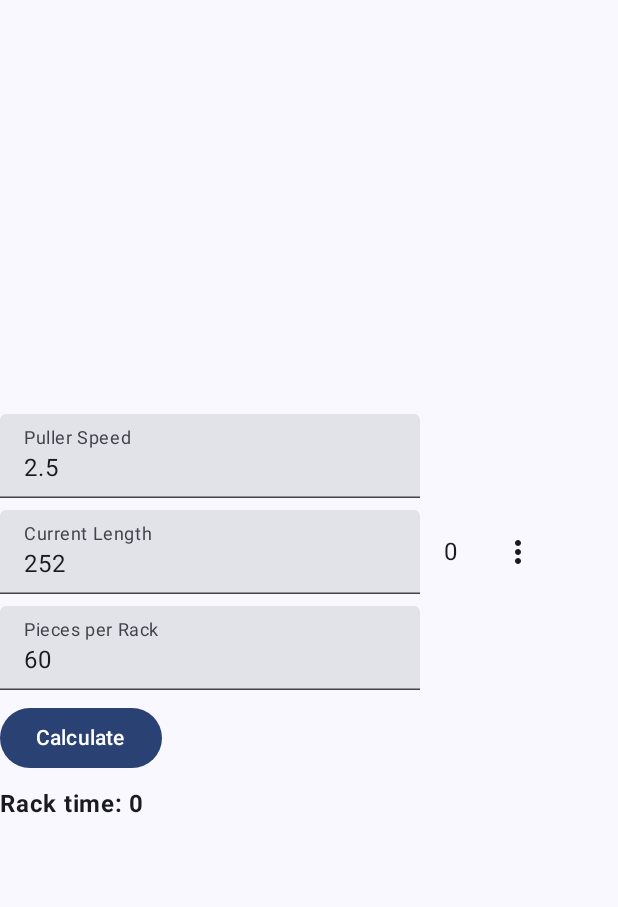
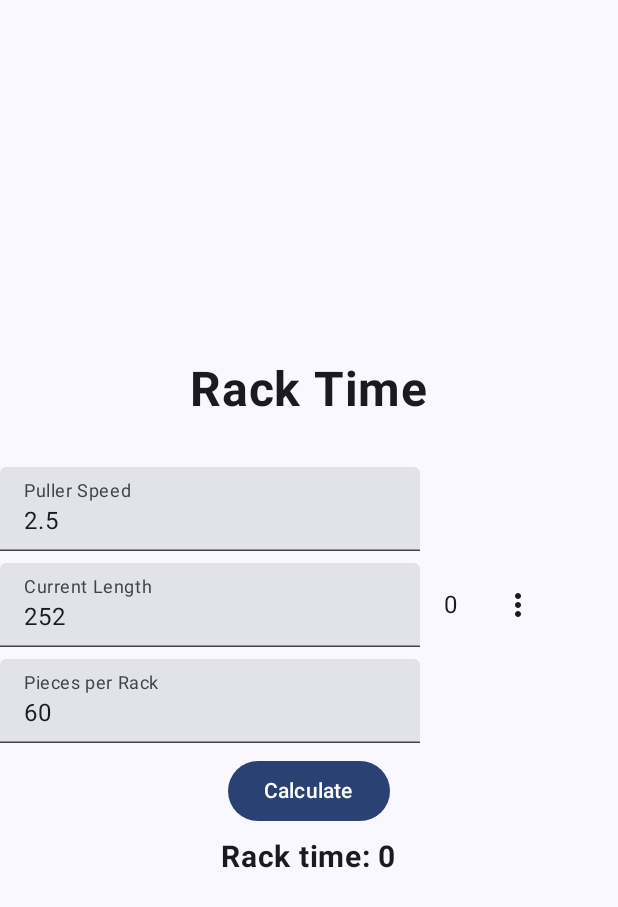
Before and after one commit to alarimer/extrusion-operator-calculator, an Android app built with Jetpack Compose: the RackTimeScreen screen opened through its navigation route, on a phone screen of 412 x 824 dp. Shown: the top 907 px of the screen. Run offline under Robolectric (Android 15) with nearby library versions, the light colour scheme and no system bars.

Commit message:
improved aesthetics

```diff
--- a/app/src/main/java/com/awful/extrusionoperatorcalculator/ui/RackTimeScreen.kt
+++ b/app/src/main/java/com/awful/extrusionoperatorcalculator/ui/RackTimeScreen.kt
@@ -30,6 +30,7 @@ import androidx.compose.ui.text.input.ImeAction
 import androidx.compose.ui.text.input.KeyboardType
 import androidx.compose.ui.tooling.preview.Preview
 import androidx.compose.ui.unit.dp
+import androidx.compose.ui.unit.sp
 import com.awful.extrusionoperatorcalculator.R
 import com.awful.extrusionoperatorcalculator.data.DataSource
 import com.awful.extrusionoperatorcalculator.ui.theme.ExtrusionOperatorCalculatorTheme
@@ -52,6 +53,15 @@ fun RackTimeScreen(
         modifier = modifier.fillMaxSize(),
         verticalArrangement = Arrangement.Center
     ) {
+        Text(
+            stringResource(R.string.rack_time),
+            fontSize = 32.sp,
+            fontWeight = FontWeight.Bold,
+            modifier = modifier.align(Alignment.CenterHorizontally)
+        )
+        Spacer(
+            modifier = Modifier.padding(16.dp)
+        )
         // puller speed
         TextField(
             value = pullerSpeed,
@@ -130,7 +140,8 @@ fun RackTimeScreen(
                     currentLength.toDouble(),
                     piecesPerRack.toDouble()
                 )
-            }
+            },
+            modifier = modifier.align(Alignment.CenterHorizontally)
         ) {
             Text(stringResource(R.string.calculate))
         }
@@ -138,7 +149,12 @@ fun RackTimeScreen(
             modifier = Modifier.padding(4.dp)
         )
         // rack time
-        Text("Rack time: $rackTime", fontWeight = FontWeight.Bold)
+        Text(
+            "Rack time: $rackTime",
+            fontSize = 20.sp,
+            fontWeight = FontWeight.Bold,
+            modifier = modifier.align(Alignment.CenterHorizontally)
+        )
     }
 }
 
```
Also changed, not shown: app/src/main/java/com/awful/extrusionoperatorcalculator/ui/SawSettingScreen.kt (+18 -2 lines).
